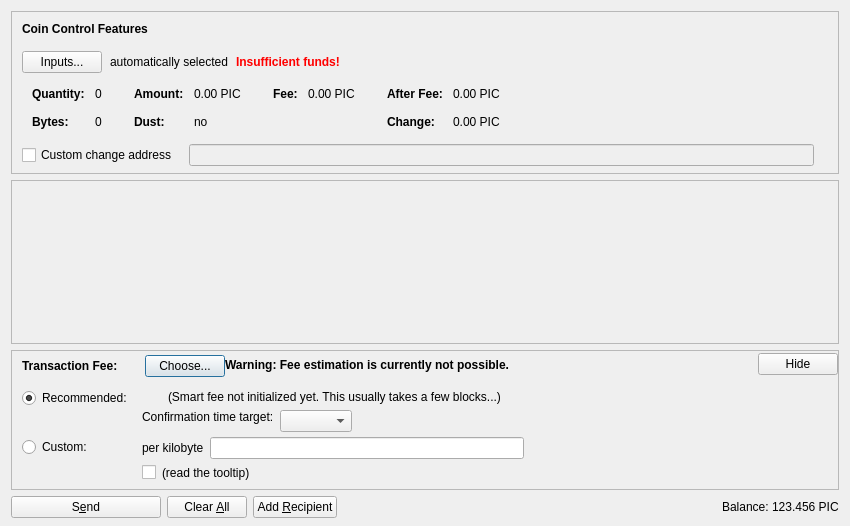
The window that src/qt/forms/sendcoinsdialog.ui (minblock/picscoin) describes before a commit, drawn with Qt 5.
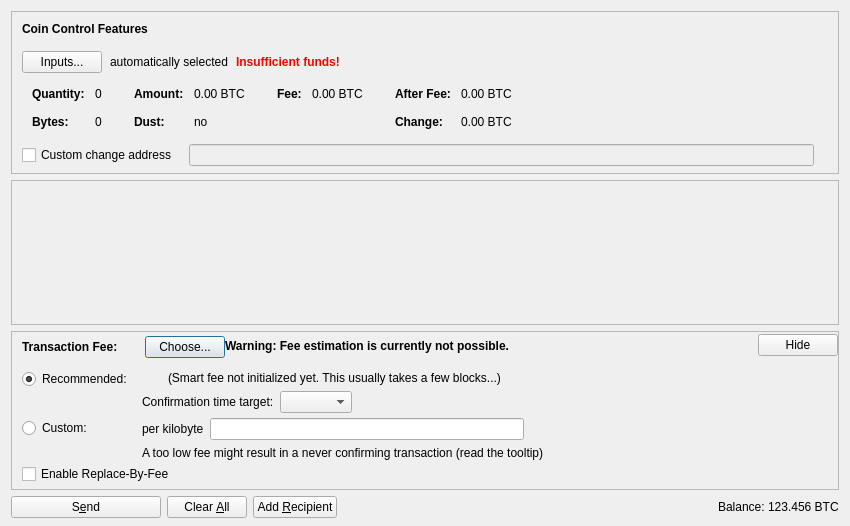
The same window after the commit. Icons and pictures are not drawn. Custom widgets are drawn as their Qt base class.

The edit to the form file:
```diff
--- a/src/qt/forms/sendcoinsdialog.ui
+++ b/src/qt/forms/sendcoinsdialog.ui
@@ -324,7 +324,7 @@
                   <enum>Qt::ActionsContextMenu</enum>
                  </property>
                  <property name="text">
-                  <string notr="true">0.00 PIC</string>
+                  <string notr="true">0.00 BTC</string>
                  </property>
                  <property name="textInteractionFlags">
                   <set>Qt::LinksAccessibleByMouse|Qt::TextSelectableByKeyboard|Qt::TextSelectableByMouse</set>
@@ -404,7 +404,7 @@
                   <enum>Qt::ActionsContextMenu</enum>
                  </property>
                  <property name="text">
-                  <string notr="true">0.00 PIC</string>
+                  <string notr="true">0.00 BTC</string>
                  </property>
                  <property name="textInteractionFlags">
                   <set>Qt::LinksAccessibleByMouse|Qt::TextSelectableByKeyboard|Qt::TextSelectableByMouse</set>
@@ -455,7 +455,7 @@
                   <enum>Qt::ActionsContextMenu</enum>
                  </property>
                  <property name="text">
-                  <string notr="true">0.00 PIC</string>
+                  <string notr="true">0.00 BTC</string>
                  </property>
                  <property name="textInteractionFlags">
                   <set>Qt::LinksAccessibleByMouse|Qt::TextSelectableByKeyboard|Qt::TextSelectableByMouse</set>
@@ -484,7 +484,7 @@
                   <enum>Qt::ActionsContextMenu</enum>
                  </property>
                  <property name="text">
-                  <string notr="true">0.00 PIC</string>
+                  <string notr="true">0.00 BTC</string>
                  </property>
                  <property name="textInteractionFlags">
                   <set>Qt::LinksAccessibleByMouse|Qt::TextSelectableByKeyboard|Qt::TextSelectableByMouse</set>
@@ -878,17 +878,7 @@
                <item>
                 <layout class="QHBoxLayout" name="horizontalLayoutFee8">
                  <item>
-                  <widget class="QCheckBox" name="checkBoxMinimumFee">
-                   <property name="toolTip">
-                    <string>Paying only the minimum fee is just fine as long as there is less transaction volume than space in the blocks. But be aware that this can end up in a never confirming transaction once there is more demand for picscoin transactions than the network can process.</string>
-                   </property>
-                   <property name="text">
-                    <string/>
-                   </property>
-                  </widget>
-                 </item>
-                 <item>
-                  <widget class="QLabel" name="labelMinFeeWarning">
+                  <widget class="QLabel" name="labelCustomFeeWarning">
                    <property name="enabled">
                     <bool>true</bool>
                    </property>
@@ -896,10 +886,7 @@
                     <string>Paying only the minimum fee is just fine as long as there is less transaction volume than space in the blocks. But be aware that this can end up in a never confirming transaction once there is more demand for picscoin transactions than the network can process.</string>
                    </property>
                    <property name="text">
-                    <string>(read the tooltip)</string>
-                   </property>
-                   <property name="margin">
-                    <number>5</number>
+                    <string>A too low fee might result in a never confirming transaction (read the tooltip)</string>
                    </property>
                   </widget>
                  </item>
@@ -992,9 +979,6 @@
                    <property name="text">
                     <string/>
                    </property>
-                   <property name="margin">
-                    <number>2</number>
-                   </property>
                   </widget>
                  </item>
                  <item>
@@ -1009,9 +993,6 @@
                    <property name="text">
                     <string>(Smart fee not initialized yet. This usually takes a few blocks...)</string>
                    </property>
-                   <property name="margin">
-                    <number>2</number>
-                   </property>
                   </widget>
                  </item>
                  <item>
@@ -1038,24 +1019,8 @@
                      <property name="text">
                       <string>Confirmation time target:</string>
                      </property>
-                     <property name="margin">
-                      <number>2</number>
-                     </property>
                     </widget>
                    </item>
-                   <item>
-                    <spacer name="verticalSpacer_3">
-                     <property name="orientation">
-                      <enum>Qt::Vertical</enum>
-                     </property>
-                     <property name="sizeHint" stdset="0">
-                      <size>
-                       <width>1</width>
-                       <height>1</height>
-                      </size>
-                     </property>
-                    </spacer>
-                   </item>
                   </layout>
                  </item>
                  <item>
@@ -1107,6 +1072,16 @@
              </item>
             </layout>
            </item>
+           <item>
+            <widget class="QCheckBox" name="optInRBF">
+             <property name="text">
+              <string>Enable Replace-By-Fee</string>
+             </property>
+             <property name="toolTip">
+              <string>With Replace-By-Fee (BIP-125) you can increase a transaction's fee after it is sent. Without this, a higher fee may be recommended to compensate for increased transaction delay risk.</string>
+             </property>
+            </widget>
+           </item>
           </layout>
          </widget>
         </item>
@@ -1239,7 +1214,7 @@
           <cursorShape>IBeamCursor</cursorShape>
          </property>
          <property name="text">
-          <string notr="true">123.456 PIC</string>
+          <string notr="true">123.456 BTC</string>
          </property>
          <property name="textInteractionFlags">
           <set>Qt::LinksAccessibleByMouse|Qt::TextSelectableByKeyboard|Qt::TextSelectableByMouse</set>
```
Left out of the diff: 16 changed lines with no effect on the pictures.
